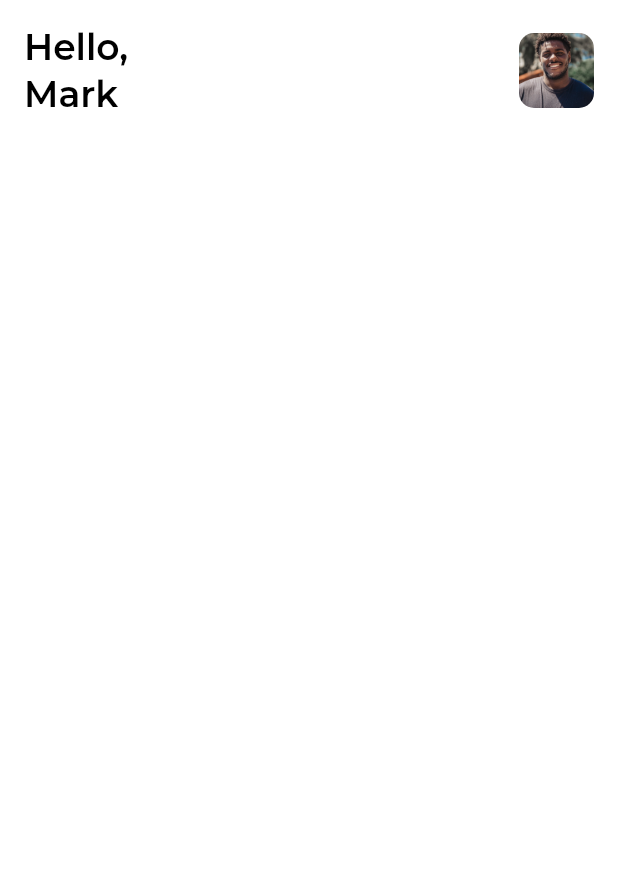
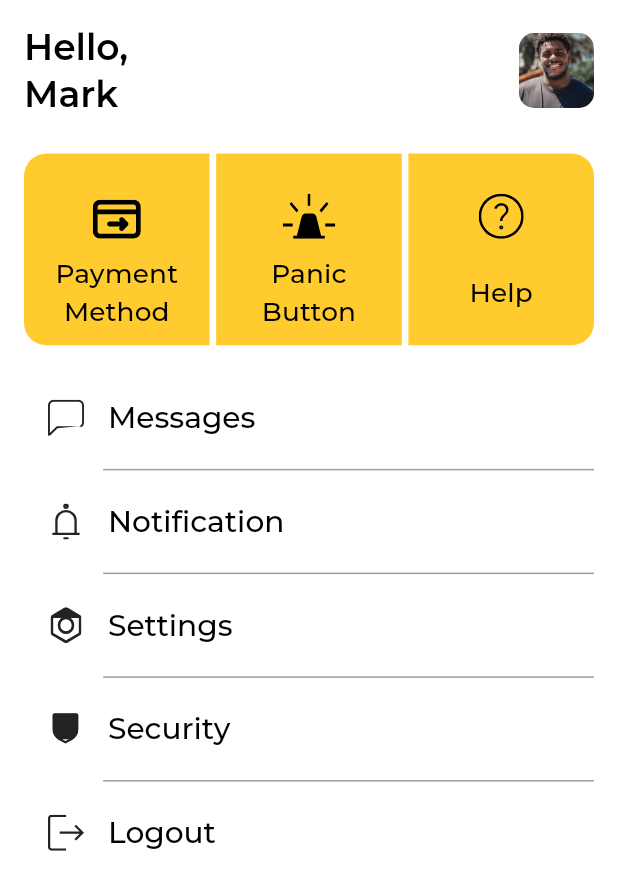
Before and after one commit to Cabu-Cabu/Cabu-Cabu-user-mobile, a Flutter app: the screen it shows after launch, on a phone screen of 412 x 824 dp. Shown: the top 890 px of the screen. Run offline on Flutter 3.47's test engine with Material 3 defaults, Android fonts, the phone set to English and light mode, and no system bars; our stand-ins replace flutter_screenutil, flutter_svg, logger, shared_preferences, sliding_up_panel; project files that could hold a hidden picture were left out.

Commit message:
feat: Add Profile Screen List tiles

```diff
--- a/lib/src/core/utils/constants/colors.dart
+++ b/lib/src/core/utils/constants/colors.dart
@@ -4,7 +4,8 @@ class AppColors {
   AppColors._();
 
   // Basic colors
-  static const Color primary = Color(0xFFFFC107);
+  // static const Color primary = Color(0xFFFFC107);
+  static const Color primary = Color(0xFFFFCB2F);
   static const Color secondary = Color(0xFFE91E63);
   static const Color accent = Color(0xFF607D8B);
 
--- a/lib/src/core/utils/constants/texts.dart
+++ b/lib/src/core/utils/constants/texts.dart
@@ -78,4 +78,16 @@ class AppTexts {
   // Driver Details --
   static const String driverDetailsHeaderTitle = 'Mark Johnson';
   static const String driverDetailsHeaderSubtitle = 'View Driver';
+
+  // -- Personalization --
+  static const String paymentMethod = 'Payment Method';
+  static const String panicBtn = 'Panic Button';
+  static const String help = 'Help';
+
+  // -- Profile List Tiles --
+  static const String messages = 'Messages';
+  static const String notification = 'Notification';
+  static const String settings = 'Settings';
+  static const String security = 'Security';
+  static const String logout = 'Logout';
 }
--- /dev/null
+++ b/lib/src/features/personalization/domain/enums/profile_list_tiles.dart
@@ -0,0 +1,16 @@
+import 'package:cabu_cabu_user_mobile/src/core/utils/constants/icon_strings.dart';
+import 'package:cabu_cabu_user_mobile/src/core/utils/constants/texts.dart';
+
+enum ProfileListTile {
+  messages(AppTexts.messages, AppIcons.message),
+  notification(AppTexts.notification, AppIcons.notification),
+  settings(AppTexts.settings, AppIcons.setting),
+  security(AppTexts.security, AppIcons.security),
+  logout(AppTexts.logout, AppIcons.logout),
+  ;
+
+  const ProfileListTile(this.title, this.icon);
+
+  final String title;
+  final String icon;
+}
--- /dev/null
+++ b/lib/src/features/personalization/presentation/components/header_section.dart
@@ -0,0 +1,46 @@
+import 'package:cabu_cabu_user_mobile/src/core/components/custom_shapes/images/rounded_image.dart';
+import 'package:cabu_cabu_user_mobile/src/core/utils/constants/colors.dart';
+import 'package:cabu_cabu_user_mobile/src/core/utils/constants/extentions.dart';
+import 'package:cabu_cabu_user_mobile/src/core/utils/constants/image_strings.dart';
+import 'package:flutter/material.dart';
+
+class PersonalizationScreenHeader extends StatelessWidget {
+  final String title;
+  final String? subtitle;
+
+  const PersonalizationScreenHeader({
+    super.key,
+    required this.title,
+    this.subtitle,
+  });
+
+  @override
+  Widget build(BuildContext context) {
+    return Row(
+      mainAxisAlignment: MainAxisAlignment.spaceBetween,
+      children: [
+        Column(
+          crossAxisAlignment: CrossAxisAlignment.start,
+          children: [
+            Text(
+              'Hello,\nMark',
+              style: context.textTheme.headlineMedium,
+            ),
+            if (subtitle != null)
+              Text(
+                subtitle!,
+                style: context.textTheme.bodyLarge?.copyWith(
+                  color: AppColors.opacBlack,
+                ),
+              ),
+          ],
+        ),
+        const AppRoundedImage(
+          image: AppImages.person2,
+          height: 50,
+          width: 50,
+        ),
+      ],
+    );
+  }
+}
--- /dev/null
+++ b/lib/src/features/personalization/presentation/components/profile/header_buttons.dart
@@ -0,0 +1,92 @@
+import 'package:cabu_cabu_user_mobile/src/core/utils/constants/colors.dart';
+import 'package:cabu_cabu_user_mobile/src/core/utils/constants/extentions.dart';
+import 'package:cabu_cabu_user_mobile/src/core/utils/constants/icon_strings.dart';
+import 'package:cabu_cabu_user_mobile/src/core/utils/constants/texts.dart';
+import 'package:flutter/material.dart';
+import 'package:flutter_screenutil/flutter_screenutil.dart';
+import 'package:flutter_svg/svg.dart';
+
+class ProfileHeaderActionButtons extends StatelessWidget {
+  const ProfileHeaderActionButtons({
+    super.key,
+  });
+
+  @override
+  Widget build(BuildContext context) {
+    return SizedBox(
+      height: 126.h,
+      child: Row(
+        children: [
+          const Expanded(
+              child: ProfileHeaderButton(
+            icon: AppIcons.payment,
+            text: AppTexts.paymentMethod,
+            borderRadius: BorderRadius.horizontal(
+              left: Radius.circular(15),
+            ),
+          )),
+          4.horizontalSpace,
+          const Expanded(
+              child: ProfileHeaderButton(
+            icon: AppIcons.panic,
+            text: AppTexts.panicBtn,
+          )),
+          4.horizontalSpace,
+          const Expanded(
+              child: ProfileHeaderButton(
+            icon: AppIcons.help,
+            text: AppTexts.help,
+            borderRadius: BorderRadius.horizontal(
+              right: Radius.circular(15),
+            ),
+          )),
+        ],
+      ),
+    );
+  }
+}
+
+class ProfileHeaderButton extends StatelessWidget {
+  final String icon;
+  final String text;
+  final BorderRadius? borderRadius;
+
+  const ProfileHeaderButton({
+    super.key,
+    required this.icon,
+    required this.text,
+    this.borderRadius,
+  });
+
+  @override
+  Widget build(BuildContext context) {
+    return Container(
+      padding: const EdgeInsets.symmetric(horizontal: 5),
+      decoration: BoxDecoration(
+        color: AppColors.primary,
+        borderRadius: borderRadius,
+      ),
+      child: Column(
+        children: [
+          Expanded(
+            flex: 4,
+            child: Align(
+              alignment: Alignment.bottomCenter,
+              child: SvgPicture.asset(icon),
+            ),
+          ),
+          Expanded(
+            flex: 5,
+            child: Center(
+              child: Text(
+                text,
+                textAlign: TextAlign.center,
+                style: context.textTheme.titleSmall,
+              ),
+            ),
+          ),
+        ],
+      ),
+    );
+  }
+}
--- a/lib/src/features/personalization/presentation/screens/profile_screen.dart
+++ b/lib/src/features/personalization/presentation/screens/profile_screen.dart
@@ -1,8 +1,13 @@
-import 'package:cabu_cabu_user_mobile/src/core/components/custom_shapes/images/rounded_image.dart';
+import 'package:cabu_cabu_user_mobile/src/core/components/tiles/custom_divide_tiles.dart';
+import 'package:cabu_cabu_user_mobile/src/core/utils/constants/colors.dart';
 import 'package:cabu_cabu_user_mobile/src/core/utils/constants/extentions.dart';
-import 'package:cabu_cabu_user_mobile/src/core/utils/constants/image_strings.dart';
 import 'package:cabu_cabu_user_mobile/src/core/utils/constants/sizes.dart';
+import 'package:cabu_cabu_user_mobile/src/features/personalization/domain/enums/profile_list_tiles.dart';
+import 'package:cabu_cabu_user_mobile/src/features/personalization/presentation/components/header_section.dart';
+import 'package:cabu_cabu_user_mobile/src/features/personalization/presentation/components/profile/header_buttons.dart';
 import 'package:flutter/material.dart';
+import 'package:flutter_screenutil/flutter_screenutil.dart';
+import 'package:flutter_svg/svg.dart';
 
 class ProfileScreen extends StatelessWidget {
   const ProfileScreen({super.key});
@@ -15,19 +20,34 @@ class ProfileScreen extends StatelessWidget {
           padding: const EdgeInsets.all(AppSizes.defaultPadding),
           child: Column(
             children: [
-              Row(
-                mainAxisAlignment: MainAxisAlignment.spaceBetween,
-                children: [
-                  Text(
-                    'Hello,\nMark',
-                    style: context.textTheme.headlineMedium,
-                  ),
-                  const AppRoundedImage(
-                    image: AppImages.person2,
-                    height: 50,
-                    width: 50,
-                  ),
-                ],
+              const PersonalizationScreenHeader(
+                title: 'Hello,\nMark',
+              ),
+              24.verticalSpace,
+              const ProfileHeaderActionButtons(),
+              20.verticalSpace,
+              CustomDivideTiles(
+                dividerIndent: 48.w,
+                spacing: 5.h,
+                tiles: ProfileListTile.values.map(
+                  (ProfileListTile tile) {
+                    return ListTile(
+                      leading: SvgPicture.asset(
+                        tile.icon,
+                        width: 24,
+                        height: 24,
+                        colorFilter: const ColorFilter.mode(
+                          AppColors.black,
+                          BlendMode.srcIn,
+                        ),
+                      ),
+                      title: Text(
+                        tile.title,
+                        style: context.textTheme.headlineSmall,
+                      ),
+                    );
+                  },
+                ).toList(),
               ),
             ],
           ),
```
Also changed, not shown: assets/icons/payment.svg.
